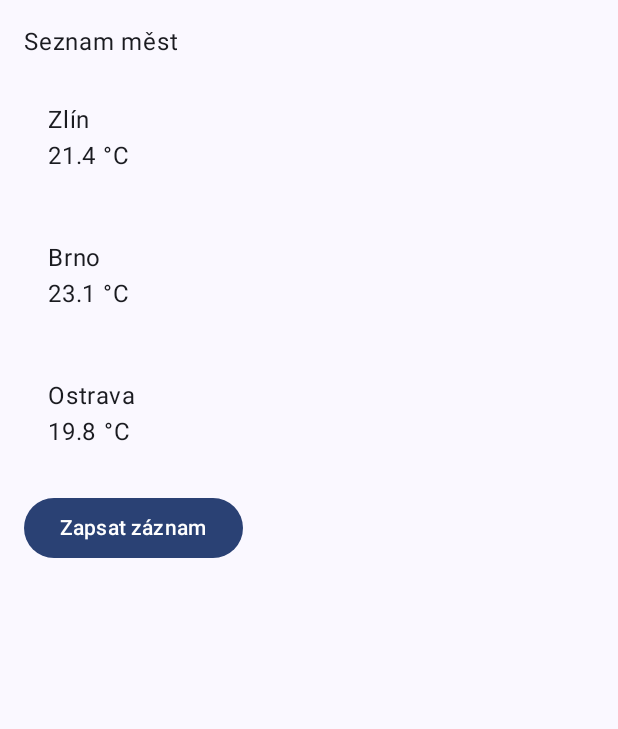
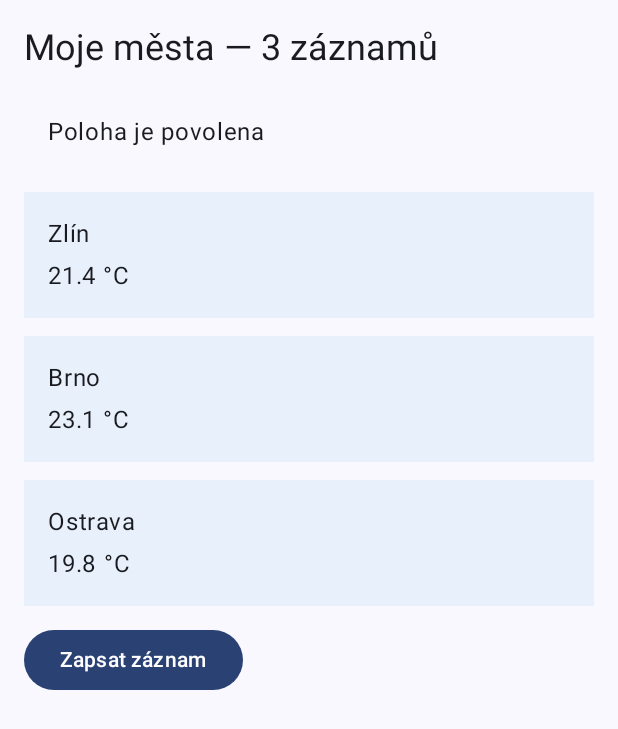
Before and after one commit to Martas666/meteodenik, an Android app built with Jetpack Compose: the screen it shows after launch (MainActivity), on a phone screen of 412 x 824 dp. Shown: the top 729 px of the screen. Run offline under Robolectric (Android 15) with nearby library versions, the phone set to English and light mode, and no system bars.

Commit message:
Lekce 06: opravneni a lokalizace

```diff
--- /dev/null
+++ b/app/src/main/java/cz/utb/meteodenik/ui/PolohaKarta.kt
@@ -0,0 +1,208 @@
+package cz.utb.meteodenik.ui
+
+import android.Manifest
+import android.content.Intent
+import android.content.pm.PackageManager
+import android.net.Uri
+import android.provider.Settings
+import androidx.activity.compose.LocalActivity
+import androidx.activity.compose.rememberLauncherForActivityResult
+import androidx.activity.result.contract.ActivityResultContracts
+import androidx.compose.foundation.layout.Column
+import androidx.compose.foundation.layout.Spacer
+import androidx.compose.foundation.layout.height
+import androidx.compose.foundation.layout.padding
+import androidx.compose.material3.Button
+import androidx.compose.material3.MaterialTheme
+import androidx.compose.material3.Text
+import androidx.compose.runtime.Composable
+import androidx.compose.runtime.DisposableEffect
+import androidx.compose.runtime.getValue
+import androidx.compose.runtime.mutableStateOf
+import androidx.compose.runtime.remember
+import androidx.compose.runtime.rememberUpdatedState
+import androidx.compose.runtime.setValue
+import androidx.compose.ui.Modifier
+import androidx.compose.ui.platform.LocalContext
+import androidx.compose.ui.res.stringResource
+import androidx.compose.ui.unit.dp
+import androidx.core.app.ActivityCompat
+import androidx.core.content.ContextCompat
+import androidx.lifecycle.Lifecycle
+import androidx.lifecycle.LifecycleEventObserver
+import androidx.lifecycle.LifecycleOwner
+import cz.utb.meteodenik.R
+
+private const val OPRAVNENI_POLOHA =
+    Manifest.permission.ACCESS_COARSE_LOCATION
+
+enum class StavOpravneni {
+    NEZNAMY,
+    ODMITNUTO,
+    ODMITNUTO_NATRVALO,
+    UDELENO
+}
+
+@Composable
+fun PolohaKarta(onPolohaPovolena: () -> Unit) {
+    val context = LocalContext.current
+    val activity = LocalActivity.current
+
+    var stav by remember {
+        mutableStateOf(
+            if (
+                ContextCompat.checkSelfPermission(
+                    context,
+                    OPRAVNENI_POLOHA
+                ) == PackageManager.PERMISSION_GRANTED
+            ) {
+                StavOpravneni.UDELENO
+            } else {
+                StavOpravneni.NEZNAMY
+            }
+        )
+    }
+
+    var zobrazitVysvetleni by remember {
+        mutableStateOf(false)
+    }
+
+    val spoustec = rememberLauncherForActivityResult(
+        ActivityResultContracts.RequestPermission()
+    ) { povoleno ->
+        stav = when {
+            povoleno -> StavOpravneni.UDELENO
+
+            activity != null &&
+                    ActivityCompat.shouldShowRequestPermissionRationale(
+                        activity,
+                        OPRAVNENI_POLOHA
+                    ) -> StavOpravneni.ODMITNUTO
+
+            else -> StavOpravneni.ODMITNUTO_NATRVALO
+        }
+
+        if (povoleno) {
+            onPolohaPovolena()
+        }
+    }
+
+    val aktualniOnPolohaPovolena by rememberUpdatedState(
+        onPolohaPovolena
+    )
+
+    val lifecycle = (activity as? LifecycleOwner)?.lifecycle
+
+    DisposableEffect(lifecycle) {
+        val pozorovatel = LifecycleEventObserver { _, udalost ->
+            if (
+                udalost == Lifecycle.Event.ON_RESUME &&
+                stav != StavOpravneni.UDELENO &&
+                ContextCompat.checkSelfPermission(
+                    context,
+                    OPRAVNENI_POLOHA
+                ) == PackageManager.PERMISSION_GRANTED
+            ) {
+                stav = StavOpravneni.UDELENO
+                aktualniOnPolohaPovolena()
+            }
+        }
+
+        lifecycle?.addObserver(pozorovatel)
+
+        onDispose {
+            lifecycle?.removeObserver(pozorovatel)
+        }
+    }
+
+    Column(modifier = Modifier.padding(16.dp)) {
+        when (stav) {
+            StavOpravneni.UDELENO -> {
+                Text(
+                    text = stringResource(R.string.poloha_povolena)
+                )
+            }
+
+            StavOpravneni.ODMITNUTO_NATRVALO -> {
+                Text(
+                    text = stringResource(
+                        R.string.poloha_bez_opravneni
+                    ),
+                    style = MaterialTheme.typography.bodyMedium
+                )
+
+                Spacer(modifier = Modifier.height(8.dp))
+
+                Button(
+                    onClick = {
+                        context.startActivity(
+                            Intent(
+                                Settings.ACTION_APPLICATION_DETAILS_SETTINGS,
+                                Uri.fromParts(
+                                    "package",
+                                    context.packageName,
+                                    null
+                                )
+                            )
+                        )
+                    }
+                ) {
+                    Text(
+                        text = stringResource(
+                            R.string.otevrit_nastaveni
+                        )
+                    )
+                }
+            }
+
+            else -> {
+                if (zobrazitVysvetleni) {
+                    Text(
+                        text = stringResource(
+                            R.string.poloha_vysvetleni
+                        )
+                    )
+
+                    Spacer(modifier = Modifier.height(8.dp))
+
+                    Button(
+                        onClick = {
+                            zobrazitVysvetleni = false
+                            spoustec.launch(OPRAVNENI_POLOHA)
+                        }
+                    ) {
+                        Text(
+                            text = stringResource(
+                                R.string.poloha_pokracovat
+                            )
+                        )
+                    }
+                } else {
+                    Button(
+                        onClick = {
+                            val potrebaVysvetlit =
+                                activity != null &&
+                                        ActivityCompat
+                                            .shouldShowRequestPermissionRationale(
+                                                activity,
+                                                OPRAVNENI_POLOHA
+                                            )
+
+                            if (potrebaVysvetlit) {
+                                zobrazitVysvetleni = true
+                            } else {
+                                spoustec.launch(OPRAVNENI_POLOHA)
+                            }
+                        }
+                    ) {
+                        Text(
+                            text = stringResource(
+                                R.string.poloha_zjistit
+                            )
+                        )
+                    }
+                }
+            }
+        }
+    }
+}
--- a/app/src/main/java/cz/utb/meteodenik/ui/SeznamMestObrazovka.kt
+++ b/app/src/main/java/cz/utb/meteodenik/ui/SeznamMestObrazovka.kt
@@ -1,16 +1,20 @@
 package cz.utb.meteodenik.ui
 
 import android.content.Intent
+import androidx.compose.foundation.background
 import androidx.compose.foundation.clickable
 import androidx.compose.foundation.layout.Arrangement
 import androidx.compose.foundation.layout.Column
 import androidx.compose.foundation.layout.fillMaxWidth
 import androidx.compose.foundation.layout.padding
 import androidx.compose.material3.Button
+import androidx.compose.material3.MaterialTheme
 import androidx.compose.material3.Text
 import androidx.compose.runtime.Composable
 import androidx.compose.ui.Modifier
 import androidx.compose.ui.platform.LocalContext
+import androidx.compose.ui.res.colorResource
+import androidx.compose.ui.res.pluralStringResource
 import androidx.compose.ui.res.stringResource
 import androidx.compose.ui.unit.dp
 import cz.utb.meteodenik.DetailMestaActivity
@@ -22,17 +26,33 @@ import cz.utb.meteodenik.model.UKAZKOVA_MESTA
 fun SeznamMestObrazovka(modifier: Modifier = Modifier) {
 
     val context = LocalContext.current
+    val pocet = UKAZKOVA_MESTA.size
 
     Column(
         modifier = modifier.padding(16.dp),
         verticalArrangement = Arrangement.spacedBy(12.dp)
     ) {
-        Text(text = stringResource(R.string.seznam_mest))
+        Text(
+            text = stringResource(
+                R.string.seznam_titulek_pocet,
+                pluralStringResource(
+                    R.plurals.pocet_zaznamu,
+                    pocet,
+                    pocet
+                )
+            ),
+            style = MaterialTheme.typography.headlineSmall
+        )
+
+        PolohaKarta(onPolohaPovolena = {})
 
         UKAZKOVA_MESTA.forEach { mesto ->
             Column(
                 modifier = Modifier
                     .fillMaxWidth()
+                    .background(
+                        colorResource(R.color.pozadi_karty)
+                    )
                     .clickable {
                         val intent = Intent(
                             context,
@@ -50,15 +70,20 @@ fun SeznamMestObrazovka(modifier: Modifier = Modifier) {
 
                         context.startActivity(intent)
                     }
-                    .padding(16.dp)
+                    .padding(16.dp),
+                verticalArrangement = Arrangement.spacedBy(4.dp)
             ) {
-                Text(text = mesto.nazev)
+                Text(
+                    text = mesto.nazev,
+                    color = MaterialTheme.colorScheme.onSurface
+                )
 
                 Text(
                     text = stringResource(
                         R.string.teplota_format,
                         mesto.teplota
-                    )
+                    ),
+                    color = MaterialTheme.colorScheme.onSurface
                 )
             }
         }
@@ -69,6 +94,7 @@ fun SeznamMestObrazovka(modifier: Modifier = Modifier) {
                     ZaznamUlozenReceiver.ACTION_ZAZNAM_ULOZEN
                 ).apply {
                     setPackage(context.packageName)
+
                     putExtra(
                         ZaznamUlozenReceiver.EXTRA_MESTO,
                         UKAZKOVA_MESTA.first().nazev
@@ -78,7 +104,9 @@ fun SeznamMestObrazovka(modifier: Modifier = Modifier) {
                 context.sendBroadcast(intent)
             }
         ) {
-            Text(text = stringResource(R.string.poslat_zpravu))
+            Text(
+                text = stringResource(R.string.poslat_zpravu)
+            )
         }
     }
 }
--- /dev/null
+++ b/app/src/main/res/values-night/colors.xml
@@ -0,0 +1,5 @@
+<?xml version="1.0" encoding="utf-8"?>
+<resources>
+    <color name="pozadi_karty">#FF1E2A38</color>
+    <color name="text_zvyrazneni">#FFA8C7FA</color>
+</resources>
--- a/app/src/main/res/values/colors.xml
+++ b/app/src/main/res/values/colors.xml
@@ -7,4 +7,6 @@
     <color name="teal_700">#FF018786</color>
     <color name="black">#FF000000</color>
     <color name="white">#FFFFFFFF</color>
+    <color name="pozadi_karty">#FFE8F1FB</color>
+    <color name="text_zvyrazneni">#FF0B57D0</color>
 </resources>
--- a/app/src/main/res/values/strings.xml
+++ b/app/src/main/res/values/strings.xml
@@ -12,4 +12,22 @@
     <string name="seznam_mest">Seznam měst</string>
     <string name="otevri_detail">Otevřít detail města</string>
     <string name="mesto_nezname">Neznámé město</string>
+
+    <!-- Oprávnění k poloze -->
+    <string name="poloha_zjistit">Zjistit moji polohu</string>
+    <string name="poloha_vysvetleni">Přibližnou polohu potřebujeme, abychom vám mohli nabídnout počasí ve městě, kde právě jste.</string>
+    <string name="poloha_pokracovat">Rozumím, pokračovat</string>
+    <string name="poloha_povolena">Poloha je povolena</string>
+    <string name="poloha_bez_opravneni">Bez povolení polohy můžete dál vybírat město ručně. Polohu můžete povolit v nastavení aplikace.</string>
+    <string name="otevrit_nastaveni">Otevřít nastavení</string>
+
+    <string name="seznam_titulek_pocet">Moje města — %1$s</string>
+    <plurals name="pocet_zaznamu">
+        <item quantity="one">%1$d záznam</item>
+        <item quantity="few">%1$d záznamy</item>
+        <item quantity="many">%1$d záznamu</item>
+        <item quantity="other">%1$d záznamů</item>
+    </plurals>
+
+
 </resources>
--- /dev/null
+++ b/app/src/main/res/xml/locale_config.xml
@@ -0,0 +1,5 @@
+<?xml version="1.0" encoding="utf-8"?>
+<locale-config xmlns:android="http://schemas.android.com/apk/res/android">
+    <locale android:name="cs" />
+    <locale android:name="en" />
+</locale-config>
```
Also changed, not shown: app/src/main/AndroidManifest.xml (+8 -0 lines), 1 other file.
